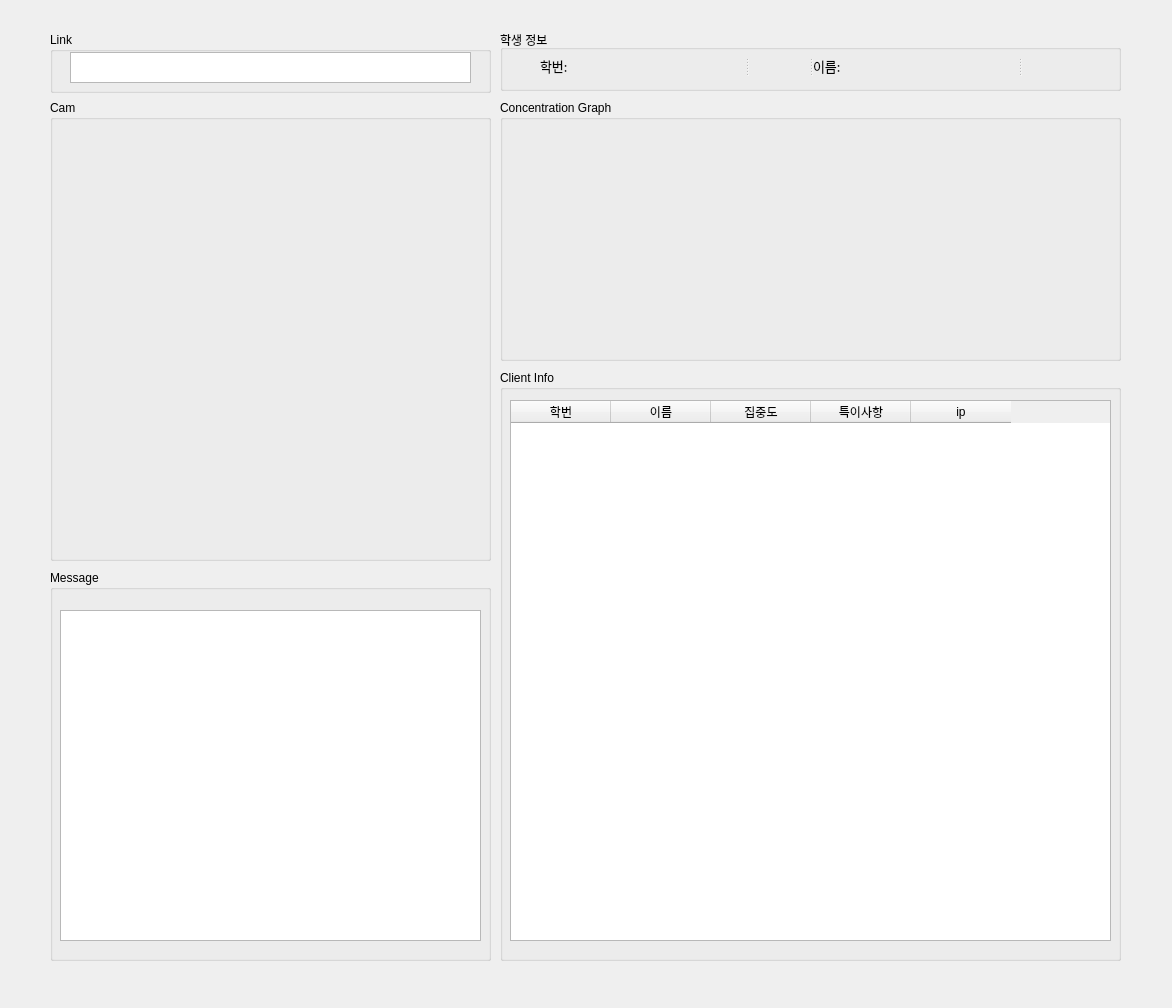
This is ui/host.ui in sammy0329/ConcentrationAnalysis as Qt 5 draws it before an edit. The edited form follows.
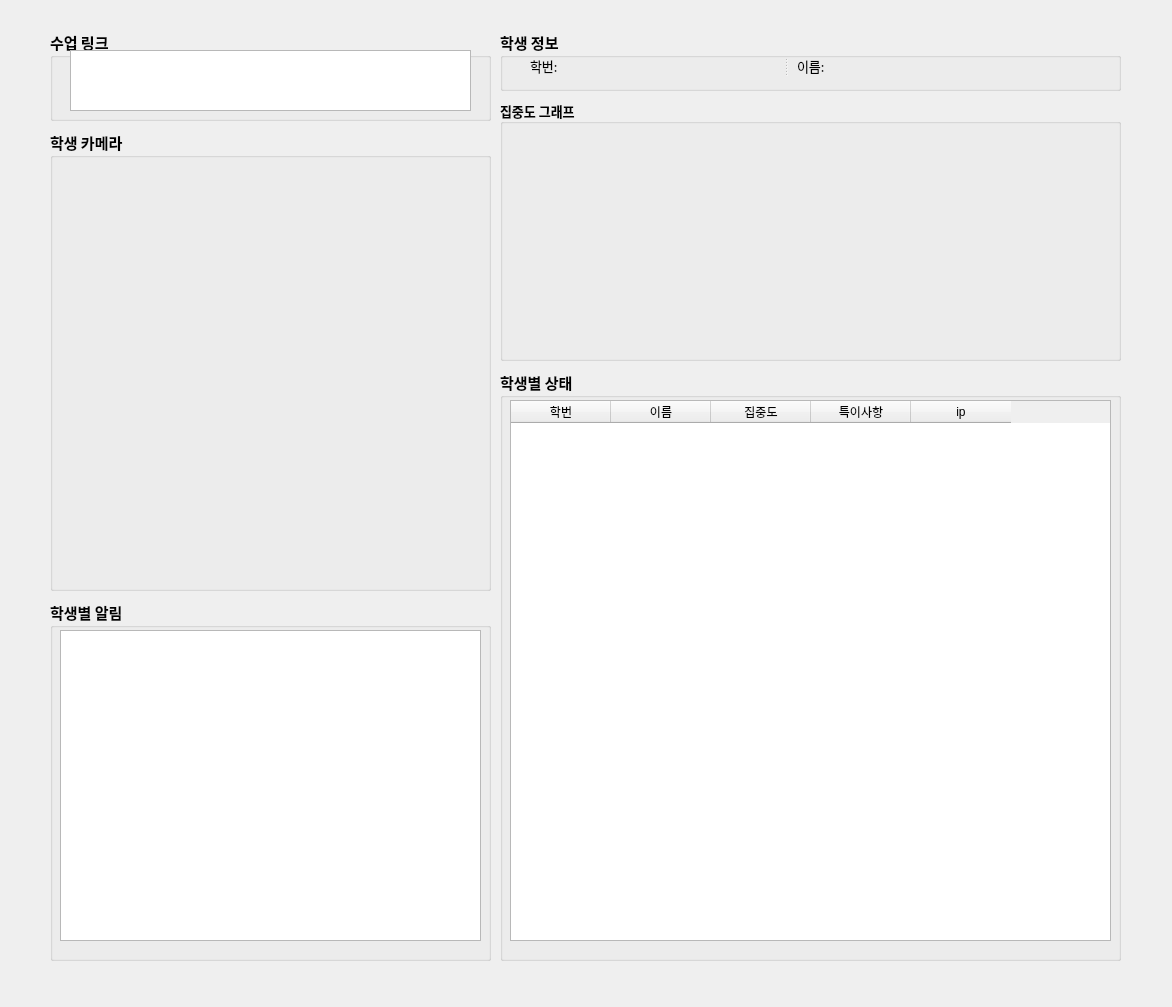
This is the edited form.

```diff
--- a/ui/host.ui
+++ b/ui/host.ui
@@ -7,7 +7,7 @@
     <x>0</x>
     <y>0</y>
     <width>1172</width>
-    <height>1008</height>
+    <height>1007</height>
    </rect>
   </property>
   <property name="windowTitle">
@@ -22,8 +22,16 @@
      <height>261</height>
     </rect>
    </property>
+   <property name="font">
+    <font>
+     <family>나눔스퀘어 Bold</family>
+     <pointsize>10</pointsize>
+     <weight>75</weight>
+     <bold>true</bold>
+    </font>
+   </property>
    <property name="title">
-    <string>Concentration Graph</string>
+    <string>집중도 그래프</string>
    </property>
    <widget class="QWidget" name="verticalLayoutWidget">
     <property name="geometry">
@@ -46,21 +54,37 @@
      <height>591</height>
     </rect>
    </property>
+   <property name="font">
+    <font>
+     <family>나눔스퀘어 Bold</family>
+     <pointsize>11</pointsize>
+     <weight>75</weight>
+     <bold>true</bold>
+    </font>
+   </property>
    <property name="title">
-    <string>Client Info</string>
+    <string>학생별 상태</string>
    </property>
   </widget>
   <widget class="QGroupBox" name="groupBox">
    <property name="geometry">
     <rect>
      <x>50</x>
-     <y>32</y>
+     <y>30</y>
      <width>441</width>
-     <height>61</height>
+     <height>91</height>
     </rect>
    </property>
+   <property name="font">
+    <font>
+     <family>나눔스퀘어 Bold</family>
+     <pointsize>11</pointsize>
+     <weight>75</weight>
+     <bold>true</bold>
+    </font>
+   </property>
    <property name="title">
-    <string>Link</string>
+    <string>수업 링크</string>
    </property>
    <widget class="QTextEdit" name="code_text">
     <property name="geometry">
@@ -68,9 +92,17 @@
       <x>20</x>
       <y>20</y>
       <width>401</width>
-      <height>31</height>
+      <height>61</height>
      </rect>
     </property>
+    <property name="font">
+     <font>
+      <family>나눔스퀘어</family>
+      <pointsize>9</pointsize>
+      <weight>50</weight>
+      <bold>false</bold>
+     </font>
+    </property>
     <property name="readOnly">
      <bool>true</bool>
     </property>
@@ -80,9 +112,9 @@
    <property name="geometry">
     <rect>
      <x>60</x>
-     <y>610</y>
+     <y>630</y>
      <width>421</width>
-     <height>331</height>
+     <height>311</height>
     </rect>
    </property>
    <property name="html">
@@ -97,13 +129,21 @@
    <property name="geometry">
     <rect>
      <x>50</x>
-     <y>100</y>
+     <y>130</y>
      <width>441</width>
      <height>461</height>
     </rect>
    </property>
+   <property name="font">
+    <font>
+     <family>나눔스퀘어 Bold</family>
+     <pointsize>11</pointsize>
+     <weight>75</weight>
+     <bold>true</bold>
+    </font>
+   </property>
    <property name="title">
-    <string>Cam</string>
+    <string>학생 카메라</string>
    </property>
    <widget class="QLabel" name="image_label">
     <property name="geometry">
@@ -123,13 +163,21 @@
    <property name="geometry">
     <rect>
      <x>50</x>
-     <y>570</y>
+     <y>600</y>
      <width>441</width>
-     <height>391</height>
+     <height>361</height>
     </rect>
    </property>
+   <property name="font">
+    <font>
+     <family>나눔스퀘어 Bold</family>
+     <pointsize>11</pointsize>
+     <weight>75</weight>
+     <bold>true</bold>
+    </font>
+   </property>
    <property name="title">
-    <string>Message</string>
+    <string>학생별 알림</string>
    </property>
   </widget>
   <widget class="QTableWidget" name="client_table">
@@ -182,30 +230,72 @@
      <height>61</height>
     </rect>
    </property>
+   <property name="font">
+    <font>
+     <family>나눔스퀘어 Bold</family>
+     <pointsize>11</pointsize>
+     <weight>75</weight>
+     <bold>true</bold>
+    </font>
+   </property>
    <property name="title">
     <string>학생 정보</string>
    </property>
    <widget class="QSplitter" name="splitter_3">
     <property name="geometry">
      <rect>
-      <x>40</x>
+      <x>30</x>
       <y>10</y>
       <width>541</width>
       <height>51</height>
      </rect>
     </property>
+    <property name="font">
+     <font>
+      <family>나눔스퀘어</family>
+      <pointsize>11</pointsize>
+      <weight>50</weight>
+      <bold>false</bold>
+     </font>
+    </property>
+    <property name="layoutDirection">
+     <enum>Qt::LeftToRight</enum>
+    </property>
     <property name="orientation">
      <enum>Qt::Horizontal</enum>
     </property>
+    <property name="handleWidth">
+     <number>0</number>
+    </property>
+    <property name="childrenCollapsible">
+     <bool>true</bool>
+    </property>
     <widget class="QSplitter" name="splitter">
      <property name="orientation">
       <enum>Qt::Horizontal</enum>
      </property>
+     <property name="opaqueResize">
+      <bool>true</bool>
+     </property>
+     <property name="handleWidth">
+      <number>5</number>
+     </property>
      <widget class="QLabel" name="label">
+      <property name="enabled">
+       <bool>true</bool>
+      </property>
+      <property name="minimumSize">
+       <size>
+        <width>218</width>
+        <height>0</height>
+       </size>
+      </property>
       <property name="font">
        <font>
-        <family>맑은 고딕</family>
+        <family>나눔스퀘어</family>
         <pointsize>10</pointsize>
+        <weight>50</weight>
+        <bold>false</bold>
        </font>
       </property>
       <property name="text">
@@ -215,10 +305,10 @@
      <widget class="QLabel" name="student_num_label">
       <property name="font">
        <font>
-        <family>맑은 고딕</family>
-        <pointsize>11</pointsize>
-        <weight>75</weight>
-        <bold>true</bold>
+        <family>나눔스퀘어</family>
+        <pointsize>10</pointsize>
+        <weight>50</weight>
+        <bold>false</bold>
        </font>
       </property>
       <property name="text">
@@ -233,11 +323,22 @@
      <property name="orientation">
       <enum>Qt::Horizontal</enum>
      </property>
+     <property name="handleWidth">
+      <number>0</number>
+     </property>
      <widget class="QLabel" name="label_2">
+      <property name="minimumSize">
+       <size>
+        <width>224</width>
+        <height>0</height>
+       </size>
+      </property>
       <property name="font">
        <font>
-        <family>맑은 고딕</family>
+        <family>나눔스퀘어</family>
         <pointsize>10</pointsize>
+        <weight>50</weight>
+        <bold>false</bold>
        </font>
       </property>
       <property name="text">
@@ -247,10 +348,10 @@
      <widget class="QLabel" name="student_name_label">
       <property name="font">
        <font>
-        <family>맑은 고딕</family>
-        <pointsize>11</pointsize>
-        <weight>75</weight>
-        <bold>true</bold>
+        <family>나눔스퀘어</family>
+        <pointsize>10</pointsize>
+        <weight>50</weight>
+        <bold>false</bold>
        </font>
       </property>
       <property name="text">
```
Left out of the diff: 6 changed lines with no effect on the pictures.
